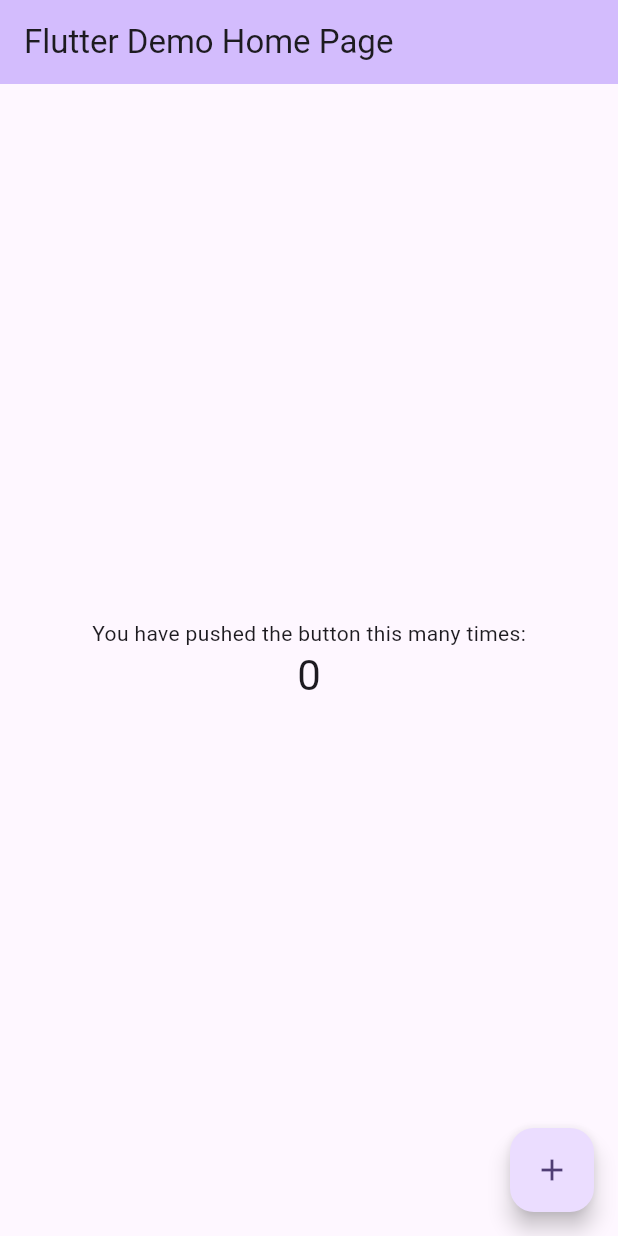
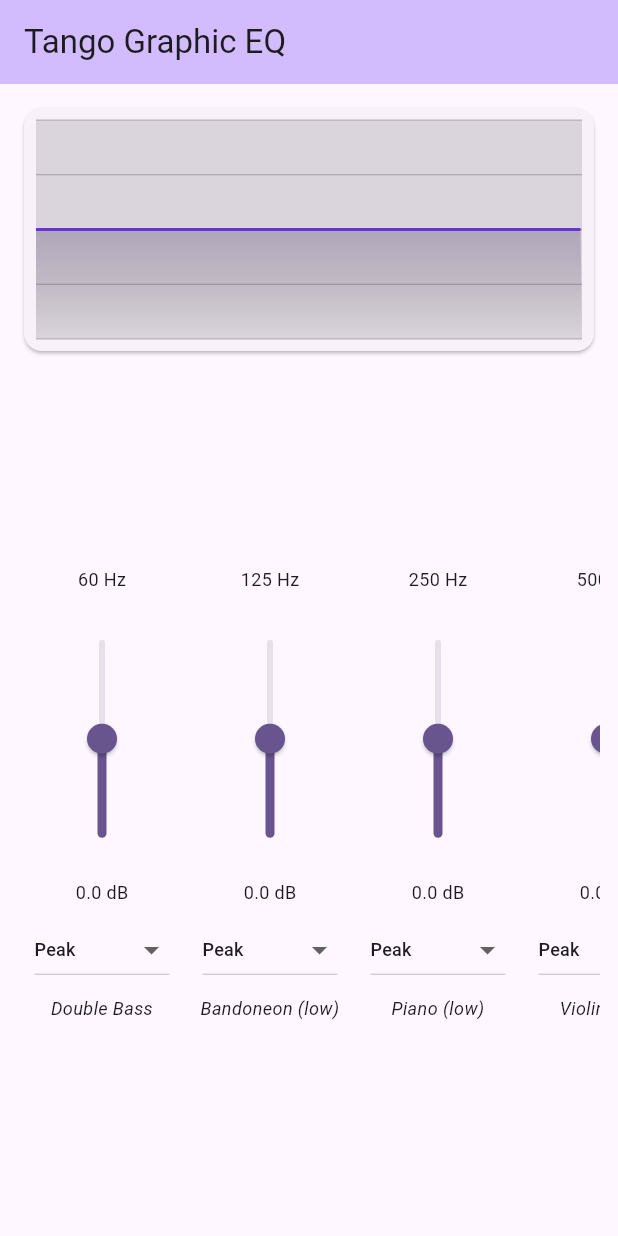
Before and after one commit to andrejstrogonov/fly_mixxx, a Flutter app: the screen it shows after launch, on a phone screen of 412 x 824 dp. Run offline on Flutter 3.47's test engine with Material 3 defaults, Android fonts, the phone set to English and light mode, and no system bars.

Commit message:
Start working with Equalizer

```diff
--- a/lib/main.dart
+++ b/lib/main.dart
@@ -1,4 +1,5 @@
 import 'package:flutter/material.dart';
+import 'dart:math';
 
 void main() {
   runApp(const MyApp());
@@ -7,119 +8,274 @@ void main() {
 class MyApp extends StatelessWidget {
   const MyApp({super.key});
 
-  // This widget is the root of your application.
   @override
   Widget build(BuildContext context) {
     return MaterialApp(
-      title: 'Flutter Demo',
-      theme: ThemeData(
-        // This is the theme of your application.
-        //
-        // TRY THIS: Try running your application with "flutter run". You'll see
-        // the application has a purple toolbar. Then, without quitting the app,
-        // try changing the seedColor in the colorScheme below to Colors.green
-        // and then invoke "hot reload" (save your changes or press the "hot
-        // reload" button in a Flutter-supported IDE, or press "r" if you used
-        // the command line to start the app).
-        //
-        // Notice that the counter didn't reset back to zero; the application
-        // state is not lost during the reload. To reset the state, use hot
-        // restart instead.
-        //
-        // This works for code too, not just values: Most code changes can be
-        // tested with just a hot reload.
+      title: 'Tango EQ Demo',
+      theme: ThemeData.from(
         colorScheme: ColorScheme.fromSeed(seedColor: Colors.deepPurple),
-        useMaterial3: true,
       ),
-      home: const MyHomePage(title: 'Flutter Demo Home Page'),
+      home: const EqualizerPage(),
     );
   }
 }
 
-class MyHomePage extends StatefulWidget {
-  const MyHomePage({super.key, required this.title});
+enum FilterType { peak, lowShelf, highShelf, bandPass }
 
-  // This widget is the home page of your application. It is stateful, meaning
-  // that it has a State object (defined below) that contains fields that affect
-  // how it looks.
+class EqualizerBand {
+  final double freq;
+  String label;
+  double gainDb;
+  FilterType type;
 
-  // This class is the configuration for the state. It holds the values (in this
-  // case the title) provided by the parent (in this case the App widget) and
-  // used by the build method of the State. Fields in a Widget subclass are
-  // always marked "final".
+  EqualizerBand({
+    required this.freq,
+    required this.label,
+    this.gainDb = 0.0,
+    this.type = FilterType.peak,
+  });
+}
 
-  final String title;
+class EqualizerPage extends StatefulWidget {
+  const EqualizerPage({super.key});
 
   @override
-  State<MyHomePage> createState() => _MyHomePageState();
+  State<EqualizerPage> createState() => _EqualizerPageState();
 }
 
-class _MyHomePageState extends State<MyHomePage> {
-  int _counter = 0;
+class _EqualizerPageState extends State<EqualizerPage> {
+  final List<EqualizerBand> bands = [
+    EqualizerBand(freq: 60, label: 'Double Bass'),
+    EqualizerBand(freq: 125, label: 'Bandoneon (low)'),
+    EqualizerBand(freq: 250, label: 'Piano (low)'),
+    EqualizerBand(freq: 500, label: 'Violin (low)'),
+    EqualizerBand(freq: 1000, label: 'Bandoneon (mid)'),
+    EqualizerBand(freq: 2000, label: 'Violin (high)'),
+    EqualizerBand(freq: 4000, label: 'Guitar'),
+    EqualizerBand(freq: 8000, label: 'Strings/air'),
+  ];
 
-  void _incrementCounter() {
-    setState(() {
-      // This call to setState tells the Flutter framework that something has
-      // changed in this State, which causes it to rerun the build method below
-      // so that the display can reflect the updated values. If we changed
-      // _counter without calling setState(), then the build method would not be
-      // called again, and so nothing would appear to happen.
-      _counter++;
-    });
+  void applyToAudio() {
+    // Хук для интеграции с аудио-движком (в реальном коде)
   }
 
   @override
   Widget build(BuildContext context) {
-    // This method is rerun every time setState is called, for instance as done
-    // by the _incrementCounter method above.
-    //
-    // The Flutter framework has been optimized to make rerunning build methods
-    // fast, so that you can just rebuild anything that needs updating rather
-    // than having to individually change instances of widgets.
     return Scaffold(
       appBar: AppBar(
-        // TRY THIS: Try changing the color here to a specific color (to
-        // Colors.amber, perhaps?) and trigger a hot reload to see the AppBar
-        // change color while the other colors stay the same.
+        title: const Text('Tango Graphic EQ'),
         backgroundColor: Theme.of(context).colorScheme.inversePrimary,
-        // Here we take the value from the MyHomePage object that was created by
-        // the App.build method, and use it to set our appbar title.
-        title: Text(widget.title),
       ),
-      body: Center(
-        // Center is a layout widget. It takes a single child and positions it
-        // in the middle of the parent.
+      body: Padding(
+        padding: const EdgeInsets.all(12),
         child: Column(
-          // Column is also a layout widget. It takes a list of children and
-          // arranges them vertically. By default, it sizes itself to fit its
-          // children horizontally, and tries to be as tall as its parent.
-          //
-          // Column has various properties to control how it sizes itself and
-          // how it positions its children. Here we use mainAxisAlignment to
-          // center the children vertically; the main axis here is the vertical
-          // axis because Columns are vertical (the cross axis would be
-          // horizontal).
-          //
-          // TRY THIS: Invoke "debug painting" (choose the "Toggle Debug Paint"
-          // action in the IDE, or press "p" in the console), to see the
-          // wireframe for each widget.
-          mainAxisAlignment: MainAxisAlignment.center,
-          children: <Widget>[
-            const Text(
-              'You have pushed the button this many times:',
+          children: [
+            // График частотной характеристики
+            SizedBox(
+              height: 170,
+              child: Card(
+                child: Padding(
+                  padding: const EdgeInsets.all(8.0),
+                  child: CustomPaint(
+                    painter: EqualizerPainter(bands: bands),
+                    size: const Size(double.infinity, double.infinity),
+                  ),
+                ),
+              ),
             ),
-            Text(
-              '$_counter',
-              style: Theme.of(context).textTheme.headlineMedium,
+            const SizedBox(height: 8),
+            // Полосы эквалайзера
+            Expanded(
+              child: SingleChildScrollView(
+                scrollDirection: Axis.horizontal,
+                child: Row(
+                  children: bands.map((b) {
+                    return Padding(
+                      padding: const EdgeInsets.symmetric(horizontal: 6.0),
+                      child: Column(
+                        mainAxisSize: MainAxisSize.min,
+                        children: [
+                          Text('${b.freq.toInt()} Hz',
+                              style: const TextStyle(fontSize: 12)),
+                          const SizedBox(height: 8),
+                          SizedBox(
+                            height: 180,
+                            width: 40,
+                            child: RotatedBox(
+                              quarterTurns: -1,
+                              child: Slider(
+                                min: -12,
+                                max: 12,
+                                value: b.gainDb,
+                                onChanged: (v) {
+                                  setState(() {
+                                    b.gainDb = v;
+                                  });
+                                  applyToAudio();
+                                },
+                              ),
+                            ),
+                          ),
+                          const SizedBox(height: 4),
+                          Text('${b.gainDb.toStringAsFixed(1)} dB',
+                              style: const TextStyle(fontSize: 12)),
+                          const SizedBox(height: 6),
+                          SizedBox(
+                            width: 90,
+                            child: DropdownButton<FilterType>(
+                              isExpanded: true,
+                              value: b.type,
+                              items: FilterType.values.map((t) {
+                                return DropdownMenuItem(
+                                  value: t,
+                                  child: Text(_filterTypeLabel(t),
+                                      style: const TextStyle(fontSize: 12)),
+                                );
+                              }).toList(),
+                              onChanged: (t) {
+                                if (t == null) return;
+                                setState(() {
+                                  b.type = t;
+                                });
+                                applyToAudio();
+                              },
+                            ),
+                          ),
+                          const SizedBox(height: 6),
+                          SizedBox(
+                            width: 100,
+                            child: Text(
+                              b.label,
+                              textAlign: TextAlign.center,
+                              style: const TextStyle(
+                                  fontSize: 12, fontStyle: FontStyle.italic),
+                            ),
+                          ),
+                        ],
+                      ),
+                    );
+                  }).toList(),
+                ),
+              ),
             ),
           ],
         ),
       ),
-      floatingActionButton: FloatingActionButton(
-        onPressed: _incrementCounter,
-        tooltip: 'Increment',
-        child: const Icon(Icons.add),
-      ), // This trailing comma makes auto-formatting nicer for build methods.
     );
   }
+
+  String _filterTypeLabel(FilterType t) {
+    switch (t) {
+      case FilterType.peak:
+        return 'Peak';
+      case FilterType.lowShelf:
+        return 'Low Shelf';
+      case FilterType.highShelf:
+        return 'High Shelf';
+      case FilterType.bandPass:
+        return 'Band Pass';
+    }
+  }
 }
+
+class EqualizerPainter extends CustomPainter {
+  final List<EqualizerBand> bands;
+
+  EqualizerPainter({required this.bands});
+
+  @override
+  void paint(Canvas canvas, Size size) {
+    final paintBg = Paint()..color = Colors.black12;
+    final rect = Offset.zero & size;
+    canvas.drawRect(rect, paintBg);
+
+    // Сетка
+    final gridPaint = Paint()..color = Colors.black26;
+    for (int i = 0; i <= 4; i++) {
+      final y = size.height * i / 4;
+      canvas.drawLine(Offset(0, y), Offset(size.width, y), gridPaint);
+    }
+
+    // Расчет АЧХ на логарифмической оси
+    final int points = size.width.toInt().clamp(10, 1000);
+    final List<Offset> pts = [];
+    const fMin = 20.0;
+    const fMax = 20000.0;
+
+    for (int x = 0; x < points; x++) {
+      final t = points > 1 ? x / (points - 1) : 0.5;
+      final freq = fMin * pow(fMax / fMin, t).toDouble();
+      double mag = 0.0;
+
+      for (final b in bands) {
+        final bw = _bandwidthForType(b.type);
+        final lnf = log(freq);
+        final lnCenter = log(b.freq);
+        final gauss = exp(-0.5 * pow((lnf - lnCenter) / bw, 2).toDouble());
+        mag += b.gainDb * gauss;
+      }
+
+      final yNorm = (mag + 18) / 36;
+      final y = size.height * (1 - yNorm.clamp(0.0, 1.0));
+      pts.add(Offset(x.toDouble(), y));
+    }
+
+    final path = Path();
+    if (pts.isNotEmpty) {
+      path.moveTo(pts.first.dx, pts.first.dy);
+      for (int i = 1; i < pts.length; i++) {
+        path.lineTo(pts[i].dx, pts[i].dy);
+      }
+    }
+
+    // Заливка под кривой
+    final fillPaint = Paint()
+      ..shader = LinearGradient(
+        colors: [
+          Colors.deepPurple.withValues(alpha: 0.5),
+          Colors.transparent
+        ],
+        begin: Alignment.topCenter,
+        end: Alignment.bottomCenter,
+      ).createShader(rect)
+      ..style = PaintingStyle.fill;
+
+    final closed = Path.from(path)
+      ..lineTo(size.width, size.height)
+      ..lineTo(0, size.height)
+      ..close();
+    canvas.drawPath(closed, fillPaint);
+
+    // Кривая АЧХ
+    final curvePaint = Paint()
+      ..color = Colors.deepPurple
+      ..style = PaintingStyle.stroke
+      ..strokeWidth = 2.0;
+    canvas.drawPath(path, curvePaint);
+  }
+
+  double _bandwidthForType(FilterType t) {
+    switch (t) {
+      case FilterType.peak:
+        return 0.45;
+      case FilterType.lowShelf:
+        return 1.6;
+      case FilterType.highShelf:
+        return 1.6;
+      case FilterType.bandPass:
+        return 0.25;
+    }
+  }
+
+  @override
+  bool shouldRepaint(covariant EqualizerPainter oldDelegate) {
+    if (oldDelegate.bands.length != bands.length) return true;
+    for (int i = 0; i < bands.length; i++) {
+      if (oldDelegate.bands[i].gainDb != bands[i].gainDb ||
+          oldDelegate.bands[i].type != bands[i].type) {
+        return true;
+      }
+    }
+    return false;
+  }
+}
```
